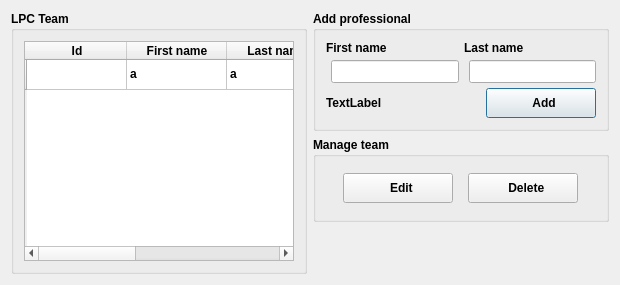
Qt form gui/lpc_team/team_manager.ui (franciscocamellon/lallemand_plant_care) before a commit.
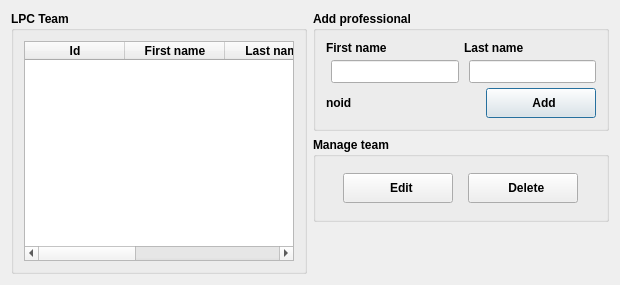
The same form after that commit. Icons and pictures are not drawn.

What changed in the file:
```diff
--- a/gui/lpc_team/team_manager.ui
+++ b/gui/lpc_team/team_manager.ui
@@ -84,11 +84,6 @@
           <property name="sortingEnabled">
            <bool>true</bool>
           </property>
-          <row>
-           <property name="text">
-            <string/>
-           </property>
-          </row>
           <column>
            <property name="text">
             <string>Id</string>
@@ -114,16 +109,6 @@
             <string>Modify date</string>
            </property>
           </column>
-          <item row="0" column="1">
-           <property name="text">
-            <string>a</string>
-           </property>
-          </item>
-          <item row="0" column="2">
-           <property name="text">
-            <string>a</string>
-           </property>
-          </item>
          </widget>
         </item>
        </layout>
@@ -274,7 +259,7 @@
              <string notr="true">font: 8pt &quot;MS Shell Dlg 2&quot;;</string>
             </property>
             <property name="text">
-             <string>TextLabel</string>
+             <string>noid</string>
             </property>
            </widget>
           </item>
```
